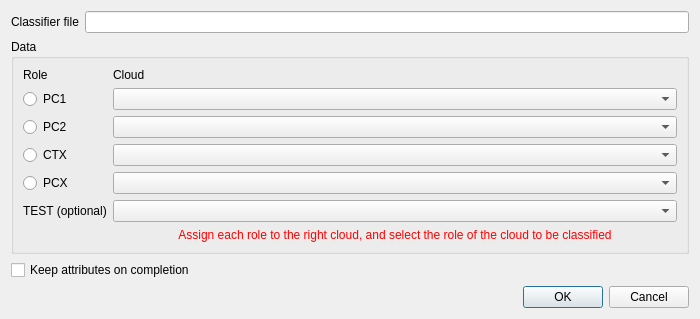
dgirardeau/q3DMASC, file Classify3DMASCDialog.ui: the form before one commit.
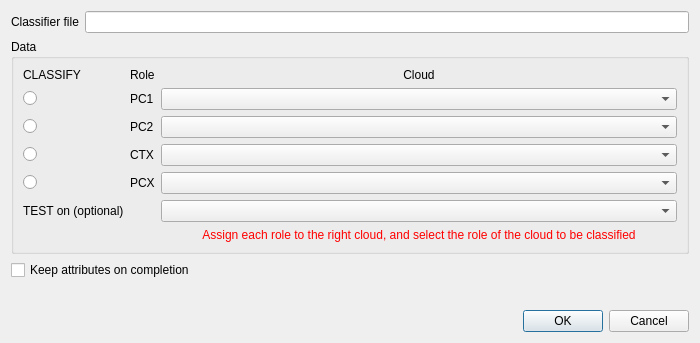
The form after the commit.

```diff
--- a/Classify3DMASCDialog.ui
+++ b/Classify3DMASCDialog.ui
@@ -7,7 +7,7 @@
     <x>0</x>
     <y>0</y>
     <width>700</width>
-    <height>300</height>
+    <height>343</height>
    </rect>
   </property>
   <property name="windowTitle">
@@ -51,50 +51,83 @@
      <property name="title">
       <string>Data</string>
      </property>
-     <layout class="QGridLayout" name="gridLayout">
-      <item row="4" column="0">
-       <widget class="QRadioButton" name="cloud2RadioButton">
-        <property name="text">
-         <string>PC2</string>
-        </property>
-       </widget>
-      </item>
-      <item row="5" column="0">
-       <widget class="QRadioButton" name="cloud3RadioButton">
-        <property name="text">
-         <string>CTX</string>
-        </property>
-       </widget>
-      </item>
-      <item row="0" column="0">
-       <widget class="QLabel" name="label_3">
-        <property name="text">
-         <string>Role</string>
-        </property>
-       </widget>
-      </item>
-      <item row="0" column="1">
+     <layout class="QGridLayout" name="gridLayout" columnstretch="0,0,1">
+      <item row="0" column="2">
        <widget class="QLabel" name="label_4">
         <property name="text">
          <string>Cloud</string>
         </property>
+        <property name="alignment">
+         <set>Qt::AlignCenter</set>
+        </property>
+       </widget>
+      </item>
+      <item row="5" column="0">
+       <widget class="QRadioButton" name="cloud3RadioButton">
+        <property name="text">
+         <string/>
+        </property>
        </widget>
       </item>
       <item row="3" column="0">
        <widget class="QRadioButton" name="cloud1RadioButton">
         <property name="text">
-         <string>PC1</string>
+         <string/>
+        </property>
+       </widget>
+      </item>
+      <item row="6" column="0">
+       <widget class="QRadioButton" name="cloud4RadioButton">
+        <property name="text">
+         <string/>
+        </property>
+       </widget>
+      </item>
+      <item row="4" column="0">
+       <widget class="QRadioButton" name="cloud2RadioButton">
+        <property name="text">
+         <string/>
+        </property>
+       </widget>
+      </item>
+      <item row="5" column="2">
+       <widget class="QComboBox" name="cloud3ComboBox">
+        <property name="sizePolicy">
+         <sizepolicy hsizetype="Expanding" vsizetype="Fixed">
+          <horstretch>0</horstretch>
+          <verstretch>0</verstretch>
+         </sizepolicy>
+        </property>
+       </widget>
+      </item>
+      <item row="4" column="2">
+       <widget class="QComboBox" name="cloud2ComboBox">
+        <property name="sizePolicy">
+         <sizepolicy hsizetype="Expanding" vsizetype="Fixed">
+          <horstretch>0</horstretch>
+          <verstretch>0</verstretch>
+         </sizepolicy>
         </property>
        </widget>
       </item>
       <item row="7" column="0">
        <widget class="QLabel" name="testLabel">
         <property name="text">
-         <string>TEST (optional)</string>
+         <string>TEST on (optional)</string>
         </property>
        </widget>
       </item>
-      <item row="8" column="1">
+      <item row="6" column="2">
+       <widget class="QComboBox" name="cloud4ComboBox"/>
+      </item>
+      <item row="0" column="0">
+       <widget class="QLabel" name="label_3">
+        <property name="text">
+         <string>CLASSIFY</string>
+        </property>
+       </widget>
+      </item>
+      <item row="8" column="2">
        <widget class="QLabel" name="warningLabel">
         <property name="styleSheet">
          <string notr="true">color:red;</string>
@@ -107,17 +140,7 @@
         </property>
        </widget>
       </item>
-      <item row="4" column="1">
-       <widget class="QComboBox" name="cloud2ComboBox">
-        <property name="sizePolicy">
-         <sizepolicy hsizetype="Expanding" vsizetype="Fixed">
-          <horstretch>0</horstretch>
-          <verstretch>0</verstretch>
-         </sizepolicy>
-        </property>
-       </widget>
-      </item>
-      <item row="3" column="1">
+      <item row="3" column="2">
        <widget class="QComboBox" name="cloud1ComboBox">
         <property name="sizePolicy">
          <sizepolicy hsizetype="Expanding" vsizetype="Fixed">
@@ -127,17 +150,7 @@
         </property>
        </widget>
       </item>
-      <item row="5" column="1">
-       <widget class="QComboBox" name="cloud3ComboBox">
-        <property name="sizePolicy">
-         <sizepolicy hsizetype="Expanding" vsizetype="Fixed">
-          <horstretch>0</horstretch>
-          <verstretch>0</verstretch>
-         </sizepolicy>
-        </property>
-       </widget>
-      </item>
-      <item row="7" column="1">
+      <item row="7" column="2">
        <widget class="QComboBox" name="testCloudComboBox">
         <property name="sizePolicy">
          <sizepolicy hsizetype="Expanding" vsizetype="Fixed">
@@ -147,16 +160,44 @@
         </property>
        </widget>
       </item>
+      <item row="3" column="1">
+       <widget class="QLabel" name="cloud1Label">
+        <property name="text">
+         <string>PC1</string>
+        </property>
+       </widget>
+      </item>
+      <item row="4" column="1">
+       <widget class="QLabel" name="cloud2Label">
+        <property name="text">
+         <string>PC2</string>
+        </property>
+       </widget>
+      </item>
+      <item row="5" column="1">
+       <widget class="QLabel" name="cloud3Label">
+        <property name="text">
+         <string>CTX</string>
+        </property>
+       </widget>
+      </item>
       <item row="6" column="1">
-       <widget class="QComboBox" name="cloud4ComboBox"/>
-      </item>
-      <item row="6" column="0">
-       <widget class="QRadioButton" name="cloud4RadioButton">
+       <widget class="QLabel" name="cloud4Label">
         <property name="text">
          <string>PCX</string>
         </property>
        </widget>
       </item>
+      <item row="0" column="1">
+       <widget class="QLabel" name="label_8">
+        <property name="toolTip">
+         <string>&lt;html&gt;&lt;head/&gt;&lt;body&gt;&lt;p&gt;Role as defined in the parameter file.&lt;/p&gt;&lt;/body&gt;&lt;/html&gt;</string>
+        </property>
+        <property name="text">
+         <string>Role</string>
+        </property>
+       </widget>
+      </item>
      </layout>
     </widget>
    </item>
```
